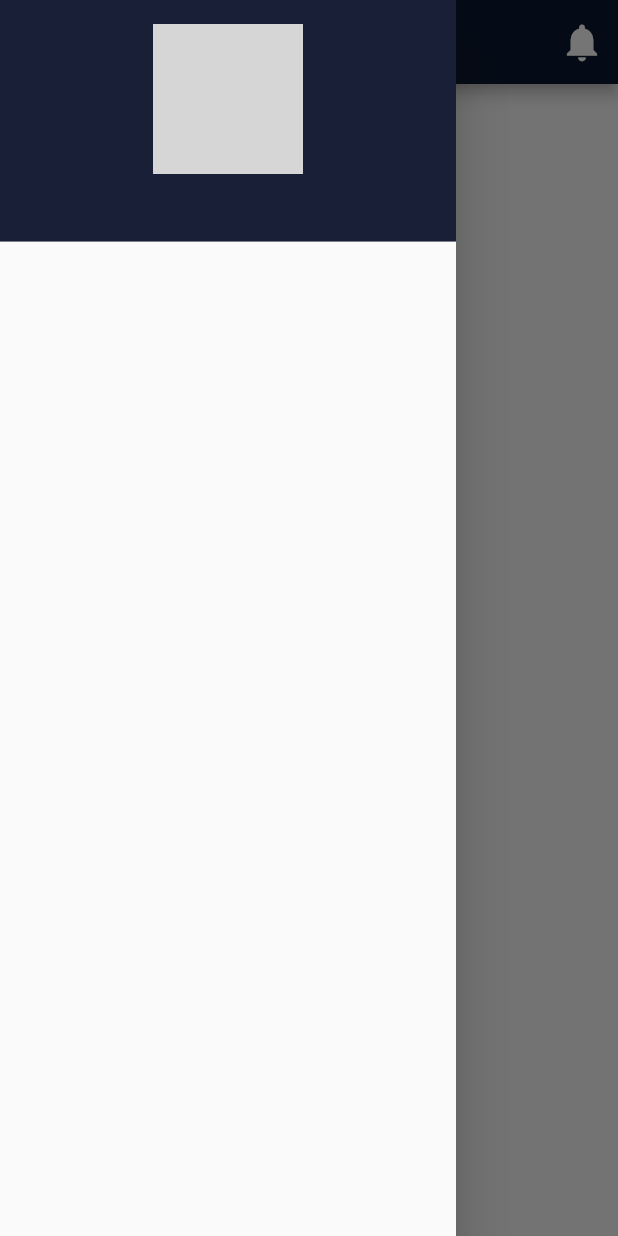
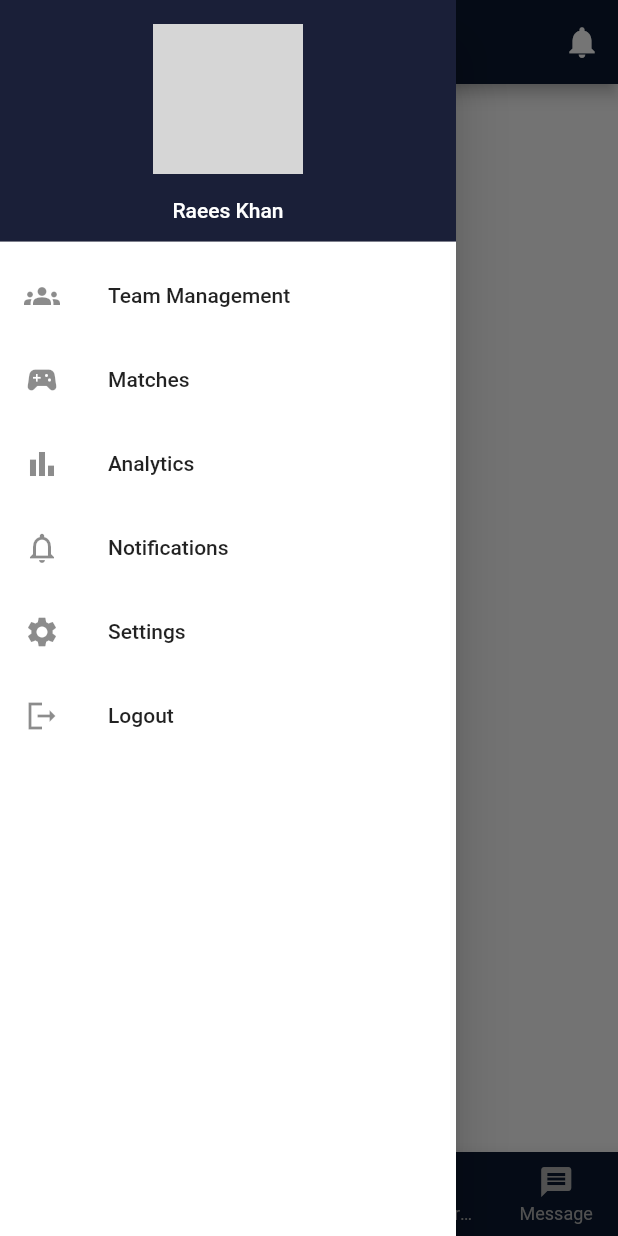
Before and after one commit to raeeskhan371/Esports_Anylisi, a Flutter app: the leaderDashbord screen opened directly, with the side drawer open, on a phone screen of 412 x 824 dp. Run offline on Flutter 3.47's test engine with Material 3 defaults, Android fonts, the light colour scheme and no system bars; grey boxes are pictures that could not be loaded.

Commit message:
Add Drawer and BottomNavigationBar

```diff
--- a/lib/Prensentation/Screens/Dashbords/leader_dashbord.dart
+++ b/lib/Prensentation/Screens/Dashbords/leader_dashbord.dart
@@ -32,7 +32,7 @@ class _leaderDashbordState extends State<leaderDashbord> {
         // App Bar Icons Fields
         actions: [
           IconButton(
-            iconSize: 30,
+            iconSize: 25,
 
             icon: Icon(Icons.notifications, color: Colors.white),
             onPressed: () {
@@ -41,25 +41,17 @@ class _leaderDashbordState extends State<leaderDashbord> {
           ),
         ],
 
-        // leading: SizedBox(
-        //   child: IconButton(
-        //     icon: CircleAvatar(
-        //       backgroundImage: AssetImage("assets/images/Leader.png"),
-        //       radius: 20,
-        //     ),
-        //     onPressed: () {},
-        //   ),
-        // ),
         titleTextStyle: TextStyle(
           color: Colors.white,
           fontSize: 20,
           fontWeight: FontWeight.bold,
         ),
-        iconTheme: IconThemeData(color: Color(0xFF3B82F6)),
+        iconTheme: IconThemeData(color: Colors.white),
         backgroundColor: Color(0xFF0A192F),
         centerTitle: true,
       ),
       drawer: Drawer(
+        backgroundColor: Colors.white,
         child: ListView(
           children: [
             DrawerHeader(
@@ -70,19 +62,71 @@ class _leaderDashbordState extends State<leaderDashbord> {
                   ClipRRect(
                     child: Image(
                       image: AssetImage(
-                        "Drawer profile Pic with background.jpg",
+                        "assets/images/Drawer profile Pic with background.jpg",
                       ),
                       height: 100,
                       width: 100,
                     ),
                     borderRadius: BorderRadius.circular(50),
                   ),
+                  Text("\nRaees Khan", style: TextStyle(color: Colors.white)),
                 ],
               ),
+            ),
+            Column(
+              children: [
+                ListTile(
+                  title: Text("Team Management"),
+                  leading: Icon(Icons.groups),
+                ),
+                ListTile(
+                  title: Text("Matches"),
+                  leading: Icon(Icons.sports_esports),
+                ),
+                ListTile(
+                  title: Text("Analytics"),
+                  leading: Icon(Icons.bar_chart),
+                ),
+                ListTile(
+                  title: Text("Notifications"),
+                  leading: Icon(Icons.notifications_outlined),
+                ),
+                ListTile(
+                  title: Text("Settings"),
+                  leading: Icon(Icons.settings),
+                ),
+
+                ListTile(
+                  title: Text("Logout"),
+                  leading: Icon(Icons.logout_sharp),
+                ),
+              ],
             ),
           ],
         ),
       ),
+      bottomNavigationBar: BottomNavigationBar(
+        type: BottomNavigationBarType.fixed,
+        backgroundColor: Color(0xFF0A192F),
+        selectedItemColor: Colors.white,
+        //
+        unselectedItemColor: Color(0xFFB0B0B0),
+        // currentIndex: ,
+        // magenta-neon
+        items: [
+          BottomNavigationBarItem(icon: Icon(Icons.home), label: "Home"),
+          BottomNavigationBarItem(icon: Icon(Icons.groups), label: "Team"),
+          BottomNavigationBarItem(
+            icon: Icon(Icons.bar_chart),
+            label: "Analytics",
+          ),
+          BottomNavigationBarItem(
+            icon: Icon(Icons.show_chart),
+            label: "MY Performance",
+          ),
+          BottomNavigationBarItem(icon: Icon(Icons.message), label: "Message"),
+        ],
+      ),
     );
   }
 }
```
Also changed, not shown: pubspec.lock.
